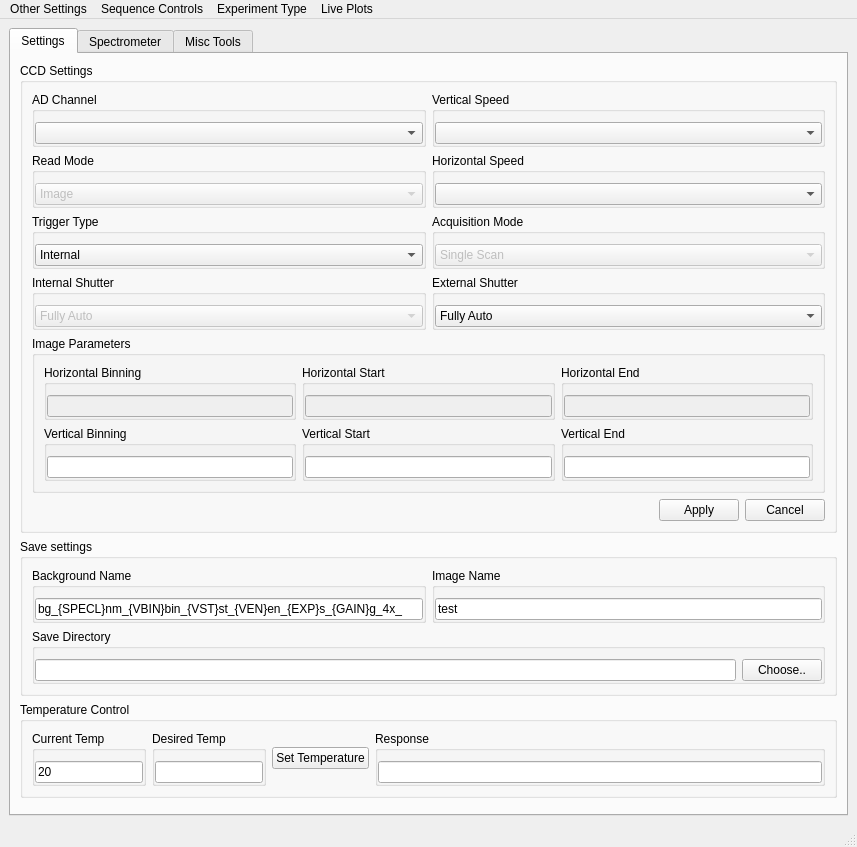
First picture: the form in UIs/mainWindow.ui, repository SherwinGroup/EMCCD-psychic, before the edit.
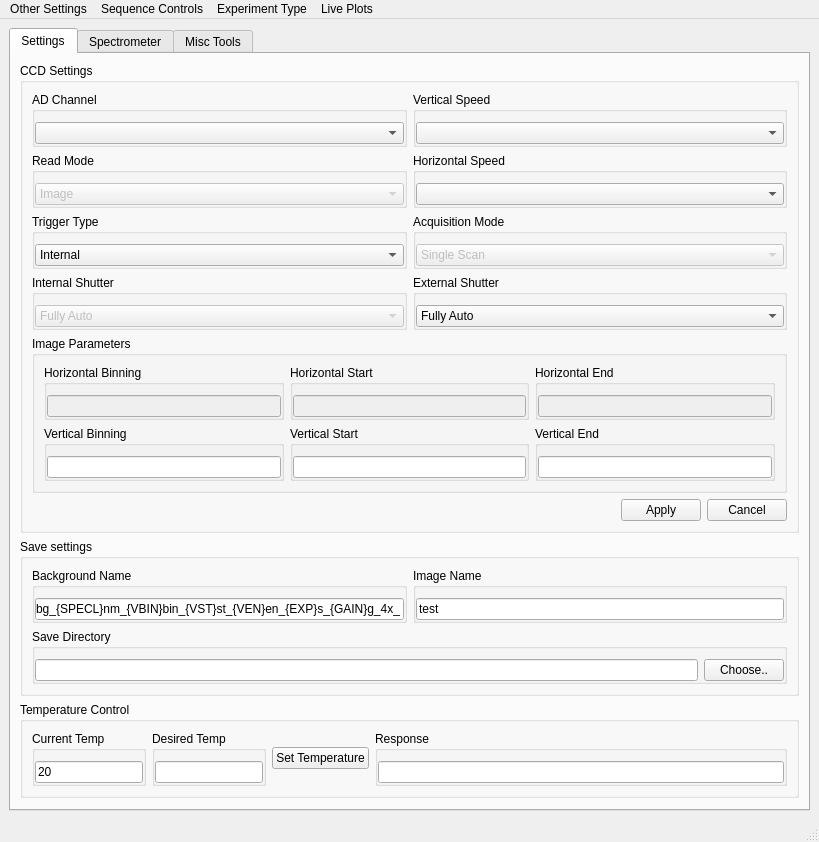
Second picture: the form after the edit. Icons and pictures are not drawn. Custom widgets are drawn as their Qt base class.

```diff
--- a/UIs/mainWindow.ui
+++ b/UIs/mainWindow.ui
@@ -6,8 +6,8 @@
    <rect>
     <x>0</x>
     <y>0</y>
-    <width>857</width>
-    <height>847</height>
+    <width>819</width>
+    <height>775</height>
    </rect>
   </property>
   <property name="windowTitle">
@@ -1260,8 +1260,8 @@
     <rect>
      <x>0</x>
      <y>0</y>
-     <width>857</width>
-     <height>22</height>
+     <width>819</width>
+     <height>21</height>
     </rect>
    </property>
    <widget class="QMenu" name="menuOther_Settings">
```
